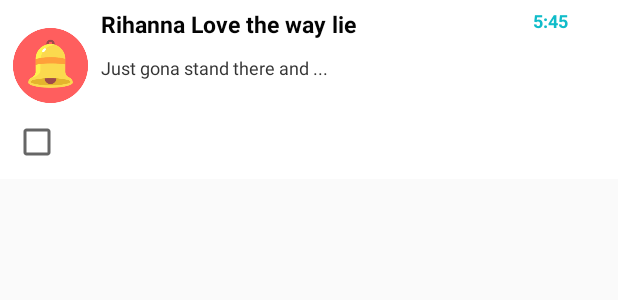
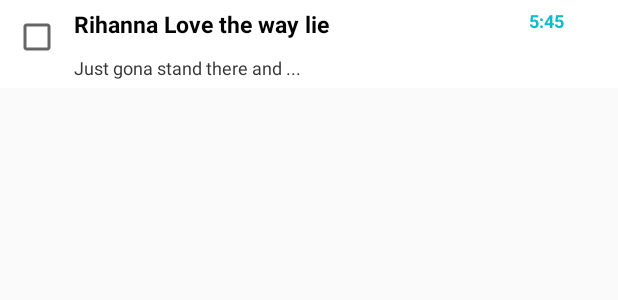
Before and after one commit to roagra/smbhackathon, an Android app: the layout list_row.xml on its own in the app's theme, with its tools: preview values and no code run, on a phone screen of 412 x 824 dp. Shown: the top 300 px of the screen. Run offline under Robolectric (Android 15) with nearby library versions, the phone set to English and light mode, and no system bars.

Commit message:
Added changes according to review comment

```diff
--- a/app/src/main/java/com/pb/reminderapp/LabelCountActivity.java
+++ b/app/src/main/java/com/pb/reminderapp/LabelCountActivity.java
@@ -104,7 +104,7 @@
         List<LabelCount> labelCounts = new ArrayList<>();
         java.util.Calendar calender = java.util.GregorianCalendar.getInstance();
         Date date = calender.getTime();
-        SimpleDateFormat dt = new SimpleDateFormat("yyyyy-mm-dd");
+        SimpleDateFormat dt = new SimpleDateFormat("yyyy-MM-dd");
         String currentDate = dt.format(date);
 
         labelCounts.add(new LabelCount("Date ", "Label Count"));
--- a/app/src/main/res/layout/label_count_activity.xml
+++ b/app/src/main/res/layout/label_count_activity.xml
@@ -17,7 +17,7 @@
         android:layout_marginLeft="@dimen/dp_50"
         android:background="@drawable/selector_blue_button_bg"
         android:contentDescription="@string/app_name"
-        android:text="Daily Task List"
+        android:text="Today's Shippments"
         android:textAllCaps="false"
         android:textColor="@color/pb_gray_50_white"
         android:textSize="@dimen/sp_22"
--- a/app/src/main/res/layout/list_row.xml
+++ b/app/src/main/res/layout/list_row.xml
@@ -18,11 +18,6 @@
         android:orientation="vertical"
         android:padding="3dip">
 
-        <ImageView
-            android:id="@+id/list_image"
-            android:layout_width="50dip"
-            android:layout_height="70dip"
-            android:src="@drawable/images" />
 
         <CheckBox
             android:id="@+id/enabled"
```
Also changed, not shown: app/src/main/java/com/pb/reminderapp/utility/LazyAdapter.java (+7 -7 lines).
